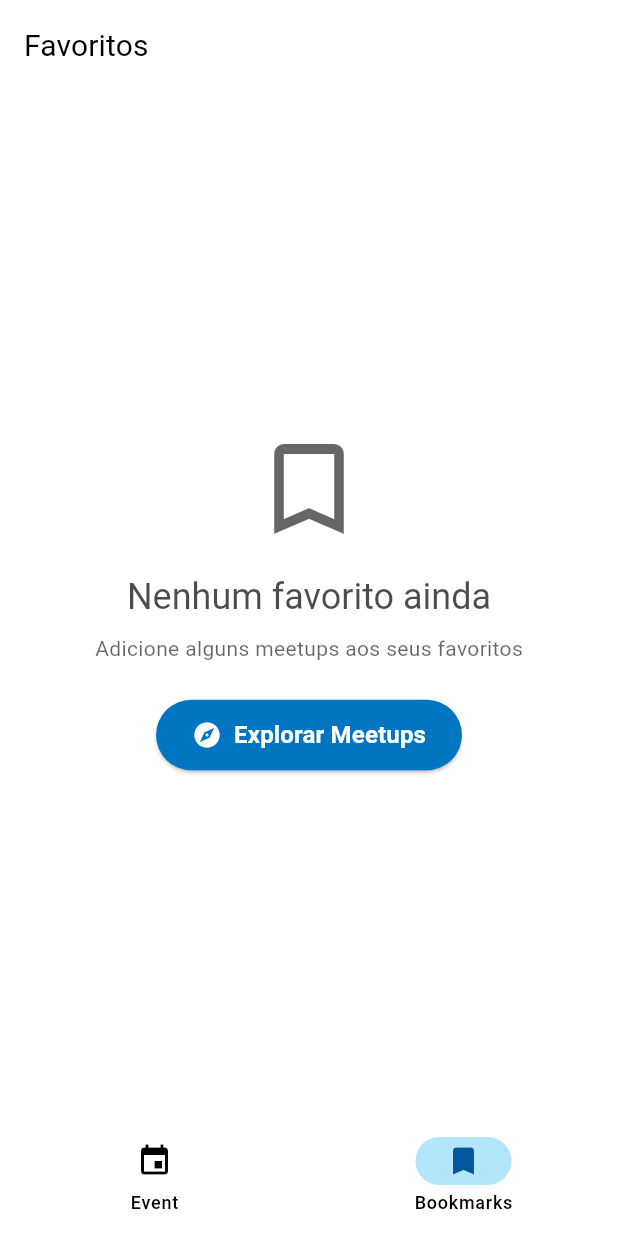
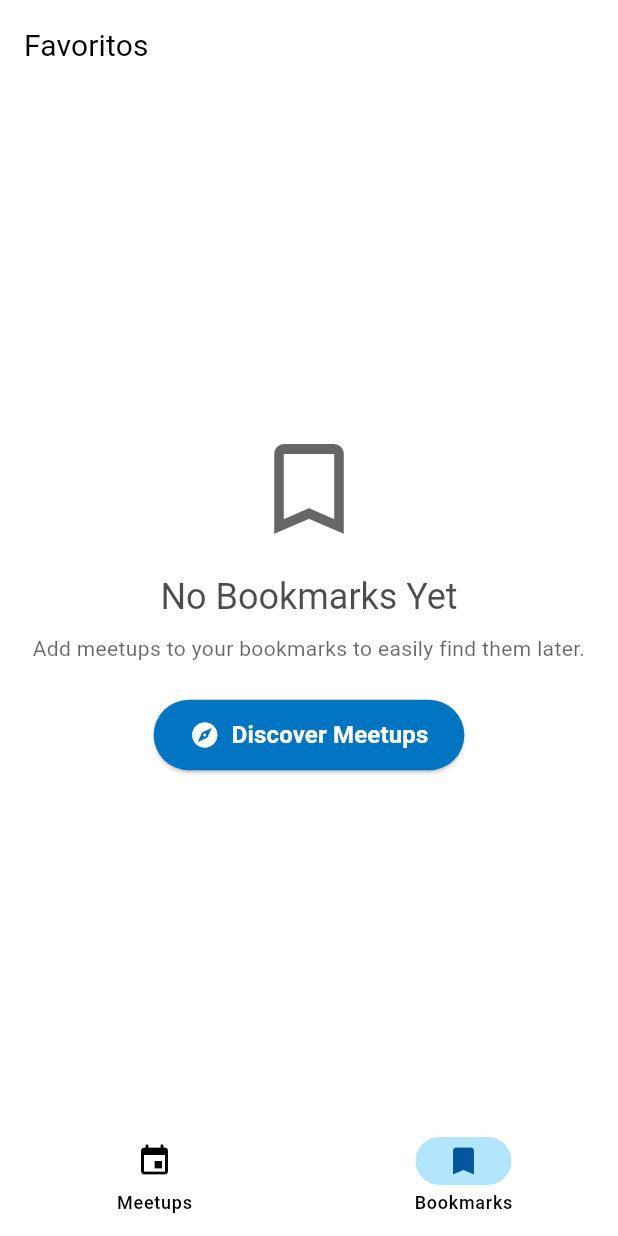
Before and after one commit to loliveira-somnio/challenge, a Flutter app: the screen it shows after launch, item 2 of the bottom bar chosen, on a phone screen of 412 x 824 dp. Run offline on Flutter 3.47's test engine with Material 3 defaults, Android fonts, the phone set to English and light mode, and no system bars; our stand-ins replace bloc, equatable, flutter_bloc, go_router; network calls fail.

Commit message:
configure l10n.dart

````diff
--- /dev/null
+++ b/devtools_options.yaml
@@ -0,0 +1,3 @@
+description: This file stores settings for Dart & Flutter DevTools.
+documentation: https://docs.flutter.dev/tools/devtools/extensions#configure-extension-enablement-states
+extensions:
--- /dev/null
+++ b/l10n.yaml
@@ -0,0 +1,5 @@
+arb-dir: lib/l10n
+template-arb-file: app_en.arb
+output-localization-file: app_localizations.dart
+
+nullable-getter: false
--- a/lib/app/router/app_router.dart
+++ b/lib/app/router/app_router.dart
@@ -1,3 +1,4 @@
+import 'package:challenge/l10n/l10n.dart';
 import 'package:flutter/material.dart';
 
 import 'package:go_router/go_router.dart';
@@ -74,9 +75,11 @@ class _ScaffoldWithNestedNavigation extends StatelessWidget {
       body: navigationShell,
       bottomNavigationBar: NavigationBar(
         selectedIndex: navigationShell.currentIndex,
-        destinations: const [
-          NavigationDestination(label: 'Event', icon: Icon(Icons.event)),
-          NavigationDestination(label: 'Bookmarks', icon: Icon(Icons.bookmark)),
+        destinations: [
+          NavigationDestination(
+              label: context.l10n.meetups, icon: Icon(Icons.event)),
+          NavigationDestination(
+              label: context.l10n.bookmarks, icon: Icon(Icons.bookmark)),
         ],
         onDestinationSelected: _goBranch,
       ),
--- a/lib/app/view/app.dart
+++ b/lib/app/view/app.dart
@@ -1,5 +1,8 @@
 import 'package:app_ui/app_ui.dart';
+import 'package:challenge/l10n/app_localizations.dart';
+// import 'package:challenge/l10n/app_localizations.dart';
 import 'package:flutter/material.dart';
+import 'package:flutter_localizations/flutter_localizations.dart';
 
 import '../router/app_router.dart';
 
@@ -9,6 +12,13 @@ class AppView extends StatelessWidget {
   @override
   Widget build(BuildContext context) {
     return MaterialApp.router(
+      localizationsDelegates: [
+        GlobalMaterialLocalizations.delegate,
+        GlobalWidgetsLocalizations.delegate,
+        GlobalCupertinoLocalizations.delegate,
+        AppLocalizations.delegate,
+      ],
+      supportedLocales: [Locale('en', 'US'), Locale('pt', 'BR')],
       title: 'Challenge App',
       theme: APPTheme().lightTheme,
       darkTheme: APPTheme().darkTheme,
--- a/lib/bookmark_list/view/bookmark_list_page.dart
+++ b/lib/bookmark_list/view/bookmark_list_page.dart
@@ -20,7 +20,10 @@ class BookmarkListPage extends StatelessWidget {
       ),
       child: Scaffold(
         appBar: DSAppBar.text(title: 'Favoritos'),
-        body: const BookmarkListView(),
+        body: SafeArea(
+          minimum: EdgeInsets.symmetric(horizontal: 16),
+          child: const BookmarkListView(),
+        ),
       ),
     );
   }
--- a/lib/bookmark_list/view/bookmark_list_view.dart
+++ b/lib/bookmark_list/view/bookmark_list_view.dart
@@ -1,6 +1,7 @@
 import 'package:app_ui/app_ui.dart';
 
 import 'package:challenge/bookmark_list/bookmark_list.dart';
+import 'package:challenge/l10n/l10n.dart';
 import 'package:challenge/meetup/meetup.dart';
 import 'package:flutter/material.dart';
 import 'package:flutter_bloc/flutter_bloc.dart';
@@ -92,7 +93,7 @@ class _BookmarkListEmptyState extends StatelessWidget {
                   .withValues(alpha: 0.6)),
           const SizedBox(height: 16),
           Text(
-            'Nenhum favorito ainda',
+            context.l10n.anyBookmark,
             style: Theme.of(
               context,
             ).textTheme.headlineSmall?.copyWith(
@@ -103,21 +104,23 @@ class _BookmarkListEmptyState extends StatelessWidget {
           ),
           const SizedBox(height: 8),
           Text(
-            'Adicione alguns meetups aos seus favoritos',
+            context.l10n.addBookmark,
+            textAlign: TextAlign.center,
             style: Theme.of(
               context,
             ).textTheme.bodyMedium?.copyWith(
-                color: Theme.of(context)
-                    .colorScheme
-                    .onSurface
-                    .withValues(alpha: 0.6)),
+                  color: Theme.of(context)
+                      .colorScheme
+                      .onSurface
+                      .withValues(alpha: 0.6),
+                ),
           ),
           const SizedBox(height: 24),
           PrimaryButton(
             onPressed: () {
               context.go(MeetupPage.path);
             },
-            title: 'Explorar Meetups',
+            title: context.l10n.exploreMeetups,
             icon: Icons.explore,
           ),
         ],
--- /dev/null
+++ b/lib/l10n/app_en.arb
@@ -0,0 +1,38 @@
+{
+  "upcomingMeetups": "Upcoming Meetups",
+  "@upcomingMeetups": {
+    "description": "Title for the section that lists meetups happening in the future"
+  },
+  "where": "Location",
+  "@where": {
+    "description": "Label indicating the location of the meetup"
+  },
+  "when": "Date & Time",
+  "@when": {
+    "description": "Label indicating when the meetup will take place"
+  },
+  "previousMeetups": "Past Meetups",
+  "@previousMeetups": {
+    "description": "Title for the section that lists meetups that have already occurred"
+  },
+  "meetups": "Meetups",
+  "@meetups": {
+    "description": "General label for meetups"
+  },
+  "bookmarks": "Bookmarks",
+  "@bookmarks": {
+    "description": "Label for the user's saved or favorited meetups"
+  },
+  "exploreMeetups": "Discover Meetups",
+  "@exploreMeetups": {
+    "description": "Button or section label inviting users to browse available meetups"
+  },
+  "anyBookmark": "No Bookmarks Yet",
+  "@anyBookmark": {
+    "description": "Message shown when the user has not bookmarked any meetups"
+  },
+  "addBookmark": "Add meetups to your bookmarks to easily find them later.",
+  "@addBookmark": {
+    "description": "Instructional message encouraging users to bookmark meetups"
+  }
+}
--- /dev/null
+++ b/lib/l10n/app_localizations.dart
@@ -0,0 +1,187 @@
+import 'dart:async';
+
+import 'package:flutter/foundation.dart';
+import 'package:flutter/widgets.dart';
+import 'package:flutter_localizations/flutter_localizations.dart';
+import 'package:intl/intl.dart' as intl;
+
+import 'app_localizations_en.dart';
+import 'app_localizations_pt.dart';
+
+// ignore_for_file: type=lint
+
+/// Callers can lookup localized strings with an instance of AppLocalizations
+/// returned by `AppLocalizations.of(context)`.
+///
+/// Applications need to include `AppLocalizations.delegate()` in their app's
+/// `localizationDelegates` list, and the locales they support in the app's
+/// `supportedLocales` list. For example:
+///
+/// ```dart
+/// import 'l10n/app_localizations.dart';
+///
+/// return MaterialApp(
+///   localizationsDelegates: AppLocalizations.localizationsDelegates,
+///   supportedLocales: AppLocalizations.supportedLocales,
+///   home: MyApplicationHome(),
+/// );
+/// ```
+///
+/// ## Update pubspec.yaml
+///
+/// Please make sure to update your pubspec.yaml to include the following
+/// packages:
+///
+/// ```yaml
+/// dependencies:
+///   # Internationalization support.
+///   flutter_localizations:
+///     sdk: flutter
+///   intl: any # Use the pinned version from flutter_localizations
+///
+///   # Rest of dependencies
+/// ```
+///
+/// ## iOS Applications
+///
+/// iOS applications define key application metadata, including supported
+/// locales, in an Info.plist file that is built into the application bundle.
+/// To configure the locales supported by your app, you’ll need to edit this
+/// file.
+///
+/// First, open your project’s ios/Runner.xcworkspace Xcode workspace file.
+/// Then, in the Project Navigator, open the Info.plist file under the Runner
+/// project’s Runner folder.
+///
+/// Next, select the Information Property List item, select Add Item from the
+/// Editor menu, then select Localizations from the pop-up menu.
+///
+/// Select and expand the newly-created Localizations item then, for each
+/// locale your application supports, add a new item and select the locale
+/// you wish to add from the pop-up menu in the Value field. This list should
+/// be consistent with the languages listed in the AppLocalizations.supportedLocales
+/// property.
+abstract class AppLocalizations {
+  AppLocalizations(String locale)
+      : localeName = intl.Intl.canonicalizedLocale(locale.toString());
+
+  final String localeName;
+
+  static AppLocalizations of(BuildContext context) {
+    return Localizations.of<AppLocalizations>(context, AppLocalizations)!;
+  }
+
+  static const LocalizationsDelegate<AppLocalizations> delegate =
+      _AppLocalizationsDelegate();
+
+  /// A list of this localizations delegate along with the default localizations
+  /// delegates.
+  ///
+  /// Returns a list of localizations delegates containing this delegate along with
+  /// GlobalMaterialLocalizations.delegate, GlobalCupertinoLocalizations.delegate,
+  /// and GlobalWidgetsLocalizations.delegate.
+  ///
+  /// Additional delegates can be added by appending to this list in
+  /// MaterialApp. This list does not have to be used at all if a custom list
+  /// of delegates is preferred or required.
+  static const List<LocalizationsDelegate<dynamic>> localizationsDelegates =
+      <LocalizationsDelegate<dynamic>>[
+    delegate,
+    GlobalMaterialLocalizations.delegate,
+    GlobalCupertinoLocalizations.delegate,
+    GlobalWidgetsLocalizations.delegate,
+  ];
+
+  /// A list of this localizations delegate's supported locales.
+  static const List<Locale> supportedLocales = <Locale>[
+    Locale('en'),
+    Locale('pt')
+  ];
+
+  /// Title for the section that lists meetups happening in the future
+  ///
+  /// In en, this message translates to:
+  /// **'Upcoming Meetups'**
+  String get upcomingMeetups;
+
+  /// Label indicating the location of the meetup
+  ///
+  /// In en, this message translates to:
+  /// **'Location'**
+  String get where;
+
+  /// Label indicating when the meetup will take place
+  ///
+  /// In en, this message translates to:
+  /// **'Date & Time'**
+  String get when;
+
+  /// Title for the section that lists meetups that have already occurred
+  ///
+  /// In en, this message translates to:
+  /// **'Past Meetups'**
+  String get previousMeetups;
+
+  /// General label for meetups
+  ///
+  /// In en, this message translates to:
+  /// **'Meetups'**
+  String get meetups;
+
+  /// Label for the user's saved or favorited meetups
+  ///
+  /// In en, this message translates to:
+  /// **'Bookmarks'**
+  String get bookmarks;
+
+  /// Button or section label inviting users to browse available meetups
+  ///
+  /// In en, this message translates to:
+  /// **'Discover Meetups'**
+  String get exploreMeetups;
+
+  /// Message shown when the user has not bookmarked any meetups
+  ///
+  /// In en, this message translates to:
+  /// **'No Bookmarks Yet'**
+  String get anyBookmark;
+
+  /// Instructional message encouraging users to bookmark meetups
+  ///
+  /// In en, this message translates to:
+  /// **'Add meetups to your bookmarks to easily find them later.'**
+  String get addBookmark;
+}
+
+class _AppLocalizationsDelegate
+    extends LocalizationsDelegate<AppLocalizations> {
+  const _AppLocalizationsDelegate();
+
+  @override
+  Future<AppLocalizations> load(Locale locale) {
+    return SynchronousFuture<AppLocalizations>(lookupAppLocalizations(locale));
+  }
+
+  @override
+  bool isSupported(Locale locale) =>
+      <String>['en', 'pt'].contains(locale.languageCode);
+
+  @override
+  bool shouldReload(_AppLocalizationsDelegate old) => false;
+}
+
+AppLocalizations lookupAppLocalizations(Locale locale) {
+  // Lookup logic when only language code is specified.
+  switch (locale.languageCode) {
+    case 'en':
+      return AppLocalizationsEn();
+    case 'pt':
+      return AppLocalizationsPt();
+  }
+
+  throw FlutterError(
+      'AppLocalizations.delegate failed to load unsupported locale "$locale". This is likely '
+      'an issue with the localizations generation tool. Please file an issue '
+      'on GitHub with a reproducible sample app and the gen-l10n configuration '
+      'that was used.');
+}
--- /dev/null
+++ b/lib/l10n/app_localizations_en.dart
@@ -0,0 +1,38 @@
+// ignore: unused_import
+import 'package:intl/intl.dart' as intl;
+import 'app_localizations.dart';
+
+// ignore_for_file: type=lint
+
+/// The translations for English (`en`).
+class AppLocalizationsEn extends AppLocalizations {
+  AppLocalizationsEn([String locale = 'en']) : super(locale);
+
+  @override
+  String get upcomingMeetups => 'Upcoming Meetups';
+
+  @override
+  String get where => 'Location';
+
+  @override
+  String get when => 'Date & Time';
+
+  @override
+  String get previousMeetups => 'Past Meetups';
+
+  @override
+  String get meetups => 'Meetups';
+
+  @override
+  String get bookmarks => 'Bookmarks';
+
+  @override
+  String get exploreMeetups => 'Discover Meetups';
+
+  @override
+  String get anyBookmark => 'No Bookmarks Yet';
+
+  @override
+  String get addBookmark =>
+      'Add meetups to your bookmarks to easily find them later.';
+}
--- /dev/null
+++ b/lib/l10n/l10n.dart
@@ -0,0 +1,6 @@
+import 'package:challenge/l10n/app_localizations.dart';
+import 'package:flutter/widgets.dart';
+
+extension AppLocalizationsX on BuildContext {
+  AppLocalizations get l10n => AppLocalizations.of(this);
+}
--- a/pubspec.yaml
+++ b/pubspec.yaml
@@ -14,6 +14,9 @@ dependencies:
   equatable: ^2.0.5
   go_router: ^16.2.4
   bloc: ^9.0.1
+  flutter_localizations:
+    sdk: flutter
+  intl: ^0.20.0
   meetup_client:
     path: packages/meetup_client
   meetup_repository:
@@ -31,3 +34,4 @@ dev_dependencies:
 
 flutter:
   uses-material-design: true
+  generate: true
````
Also changed, not shown: lib/l10n/app_localizations_pt.dart (added, +38 -0 lines), lib/l10n/app_pt.arb (added, +38 -0 lines), lib/meetup/view/meetup_view.dart (+4 -4 lines), lib/meetup/view/widgets/meetup_banner.dart (+4 -4 lines), packages/app_ui/lib/src/widgets/list_tile.dart (+7 -1 lines).
